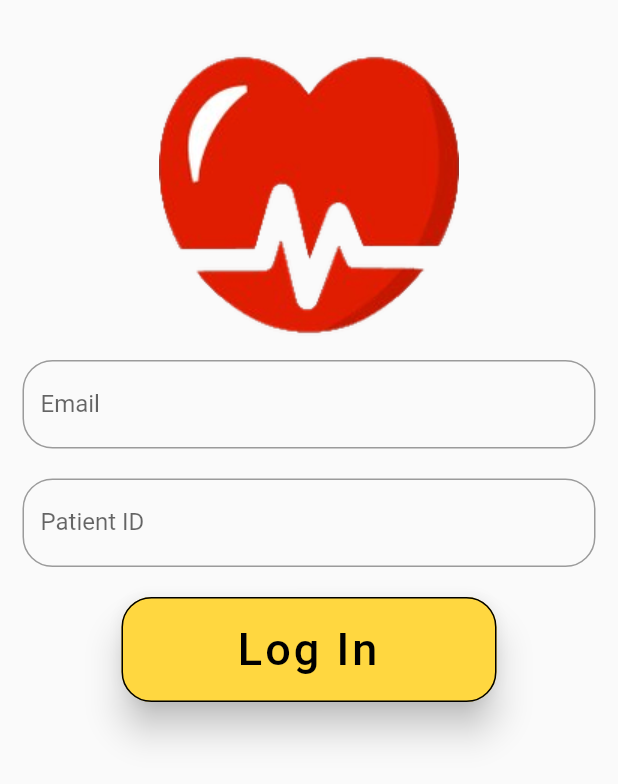
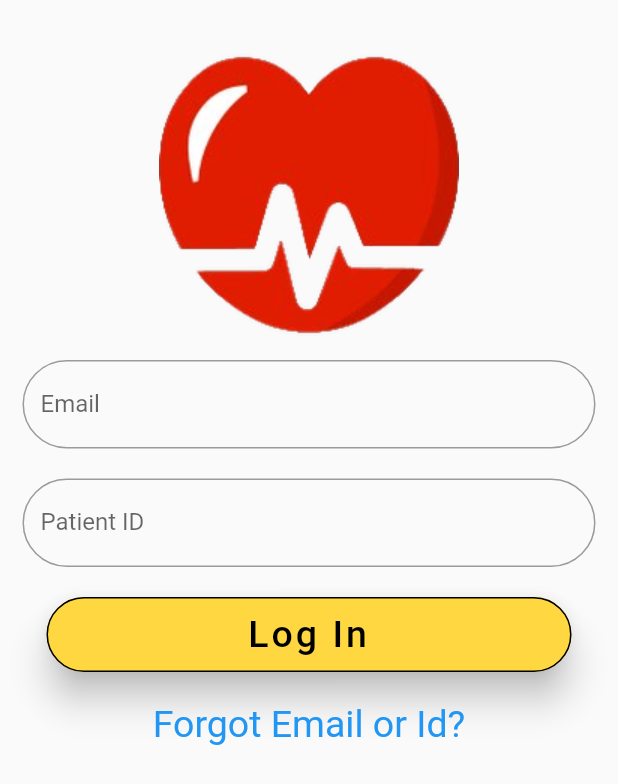
Before and after one commit to infiniteoverflow/Medic-App-Users, a Flutter app: the screen it shows after launch, after a tap on "Get Started", on a phone screen of 412 x 824 dp. Shown: the top 784 px of the screen. Run offline on Flutter 3.47's test engine with Material 2 defaults, Android fonts, the phone set to English and light mode, and no system bars; our stand-ins replace firebase_auth; accounts and stored records are empty.

Commit message:
Changed UI of Login screen

```diff
--- a/lib/screens/welcome.dart
+++ b/lib/screens/welcome.dart
@@ -123,7 +123,7 @@ class _WelcomeState extends State<Welcome> {
                         ),
                         labelText: "Email",
                         border: OutlineInputBorder(
-                            borderRadius: BorderRadius.circular(20)
+                            borderRadius: BorderRadius.circular(30)
                         )
                     ),
                   ),
@@ -148,7 +148,7 @@ class _WelcomeState extends State<Welcome> {
                         ),
                         labelText: "Patient ID",
                         border: OutlineInputBorder(
-                            borderRadius: BorderRadius.circular(20)
+                            borderRadius: BorderRadius.circular(30)
                         )
                     ),
                     obscureText: true,
@@ -165,14 +165,14 @@ class _WelcomeState extends State<Welcome> {
                       buttonText,
                       textAlign: TextAlign.center,
                       style: TextStyle(
-                          fontSize: 30,
+                          fontSize: 25,
                           color: Colors.black,
                           letterSpacing: 2
                       ),
                     ),
                     color: Colors.amberAccent[200],
                     shape: OutlineInputBorder(
-                        borderRadius: BorderRadius.circular(20)
+                        borderRadius: BorderRadius.circular(30)
                     ),
                     elevation: 10,
 
@@ -180,8 +180,24 @@ class _WelcomeState extends State<Welcome> {
                       signinUser();
                     },
                   ),
-                  width: 250,
-                  height: 70,
+                  width: 350,
+                  height: 50,
+                ),
+
+                Container(
+                  padding: EdgeInsets.only(top: 20),
+                  child: GestureDetector(
+                    child: Text(
+                      "Forgot Email or Id?",
+                      style: TextStyle(
+                        color: Colors.blue,
+                        fontSize: 25
+                      ),
+                    ),
+                    onTap: () {
+                      print("pressed");
+                    },
+                  ),
                 )
 
               ],
```
